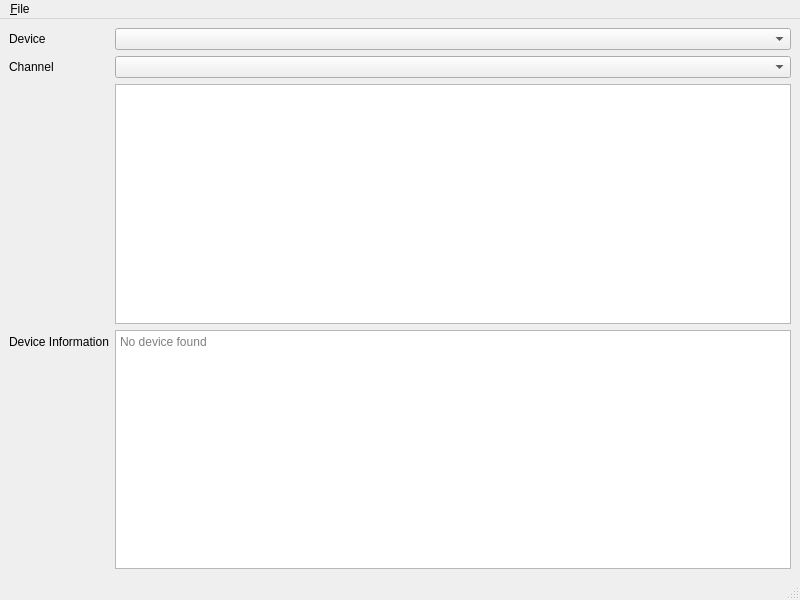
Above: ui/can.ui from RAMENtheNOODLES/dev-board-flasher before the change. Below: the same form after it.
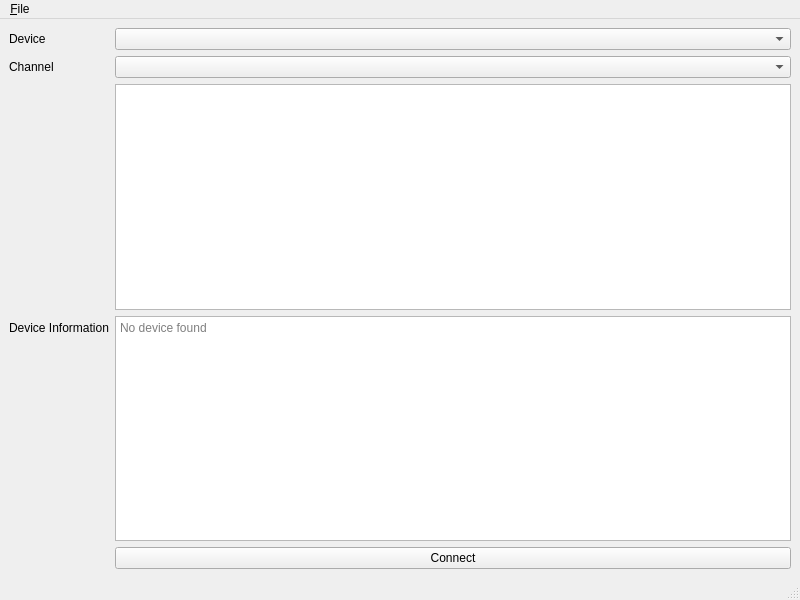
That is the form after the change.

Patch:
```diff
--- a/ui/can.ui
+++ b/ui/can.ui
@@ -74,6 +74,13 @@
       </property>
      </widget>
     </item>
+    <item row="4" column="1">
+     <widget class="QPushButton" name="connectButton">
+      <property name="text">
+       <string>Connect</string>
+      </property>
+     </widget>
+    </item>
    </layout>
   </widget>
   <widget class="QMenuBar" name="menubar">
```
Left out of the diff: 4 changed lines with no effect on the pictures.
